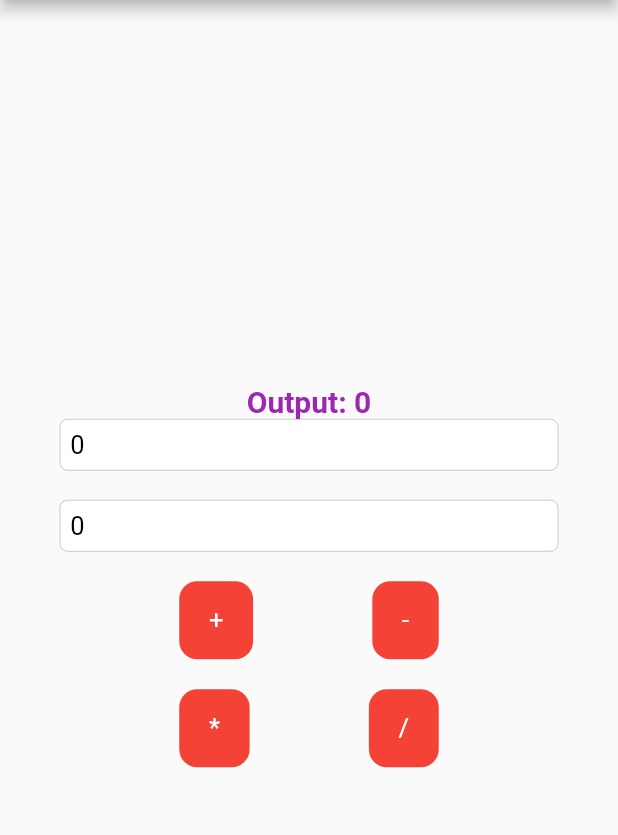
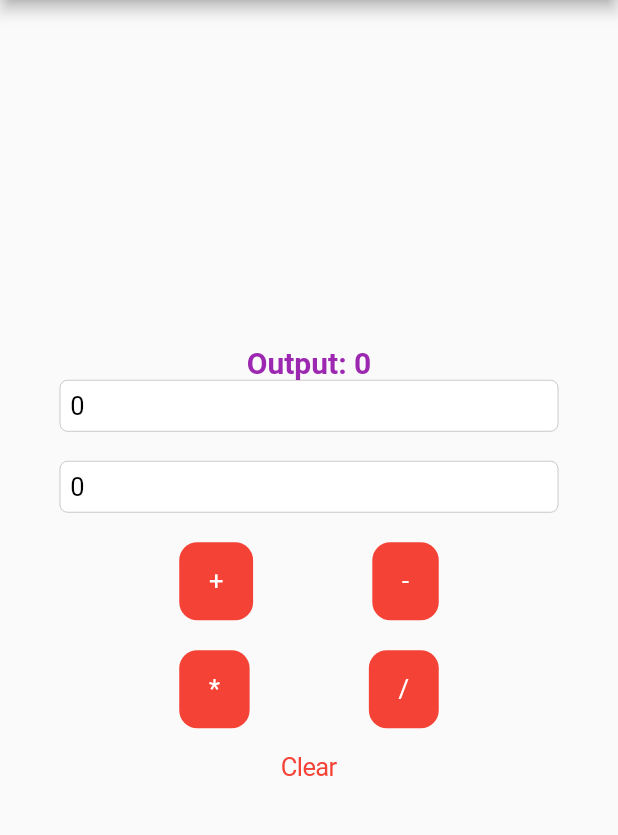
Before and after one commit to ivantrj/flutter_calculator_app, a Flutter app: the screen it shows after launch, on a phone screen of 412 x 824 dp, the part 84-919 px from its top. Run offline on Flutter 3.47's test engine with Material 2 defaults, Android fonts, the phone set to English and light mode, and no system bars.

Commit message:
add clear function

```diff
--- a/lib/home.dart
+++ b/lib/home.dart
@@ -43,6 +43,14 @@ class _HomeState extends State<Home> {
       num1 = int.parse(t1.text);
       num2 = int.parse(t2.text);
       result = num1 ~/ num2;
+    });
+  }
+
+  void clear() {
+    setState(() {
+      t1.text = "0";
+      t2.text = "0";
+      result = 0;
     });
   }
 
@@ -112,6 +120,15 @@ class _HomeState extends State<Home> {
                 ),
               ],
             ),
+            Row(
+              mainAxisAlignment: MainAxisAlignment.center,
+              children: [
+                CupertinoButton(
+                  child: const Text("Clear"),
+                  onPressed: () => {clear()},
+                ),
+              ],
+            ),
           ],
         ),
       ),
```
